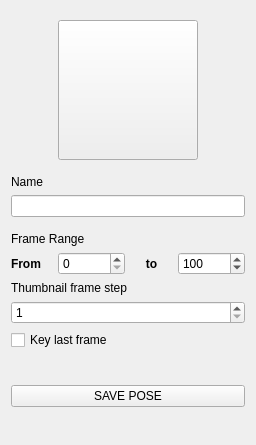
Before: the Qt Designer form gaolib/ui/createposewidget.ui in GaoShanPictures/GAOLIB, drawn with Qt 5.
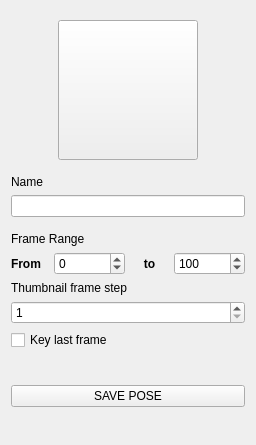
After: the same form once the commit is applied. Icons and pictures are not drawn.

Commit message: allow negative keyframe start and end when creating a new animation item

The edit to the form file:
```diff
--- a/gaolib/ui/createposewidget.ui
+++ b/gaolib/ui/createposewidget.ui
@@ -322,8 +322,11 @@
       </item>
       <item row="1" column="1">
        <widget class="QSpinBox" name="fromRangeSpinBox">
+        <property name="minimum">
+         <number>-10000000</number>
+        </property>
         <property name="maximum">
-         <number>1000000</number>
+         <number>10000000</number>
         </property>
        </widget>
       </item>
@@ -352,8 +355,11 @@
       </item>
       <item row="1" column="3">
        <widget class="QSpinBox" name="toRangeSpinBox">
+        <property name="minimum">
+         <number>-10000000</number>
+        </property>
         <property name="maximum">
-         <number>1000000</number>
+         <number>10000000</number>
         </property>
         <property name="value">
          <number>100</number>
```
The commit also changes 1 other file.
